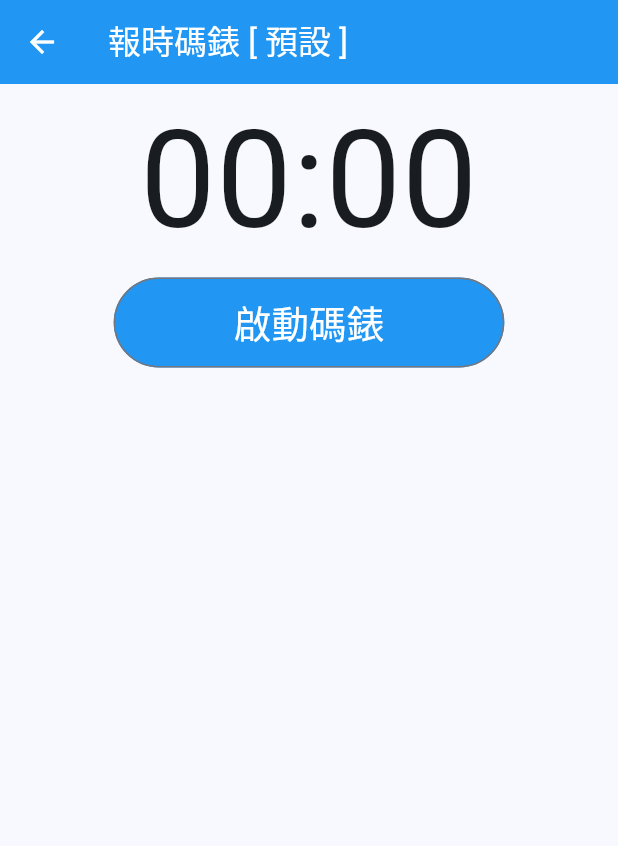
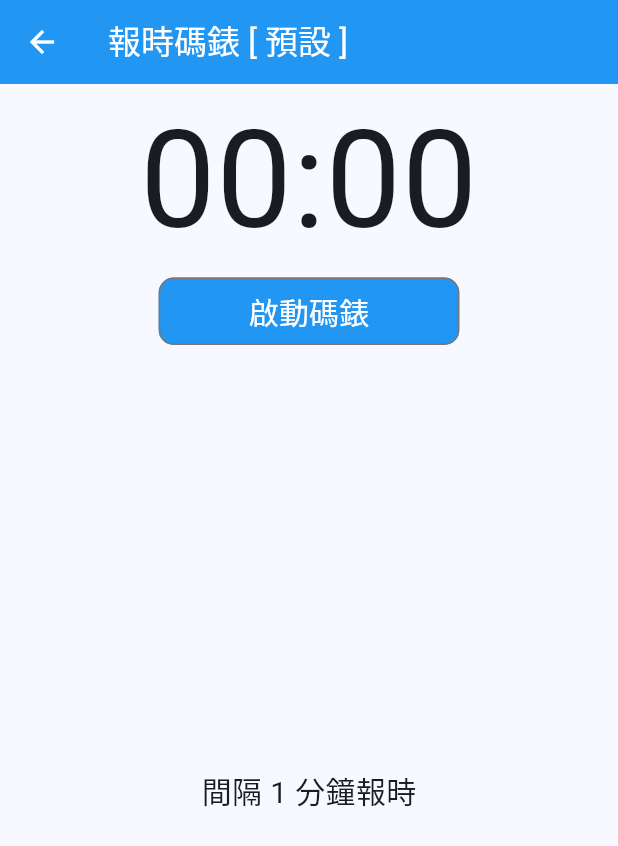
Before and after one commit to jimchen5342/stopwatch, a Flutter app: the screen it shows after launch, after a tap on "預設", on a phone screen of 412 x 824 dp. Shown: the top 846 px of the screen. Run offline on Flutter 3.47's test engine with Material 3 defaults, Android fonts, the phone set to English and light mode, and no system bars; our stand-ins replace flutter_tts, localstorage, package_info_plus; missing offline and left inert: flutter_background_service, flutter_background_service_android.

Commit message:
2025-06-12

```diff
--- a/lib/stopwatch/stopwatch.dart
+++ b/lib/stopwatch/stopwatch.dart
@@ -17,7 +17,7 @@ class _StopWatchState extends State<StopWatch> {
   final FlutterBackgroundService _service = FlutterBackgroundService();
   int _secondsElapsed = 0, frequency = 60, _nextTime = -1;
   bool _isRunning = false, begin = false, showButton = true;
-  dynamic setting;
+  dynamic json;
   List<String> recoders = [];
   var millSec = DateTime.now().millisecondsSinceEpoch ~/ 1000;
   String index = "-1";
@@ -43,35 +43,13 @@ class _StopWatchState extends State<StopWatch> {
     });
 
     WidgetsBinding.instance.addPostFrameCallback((_) async {
-      setting = ModalRoute.of(context)?.settings.arguments;
+      json = ModalRoute.of(context)?.settings.arguments;
       setState(() {});
-      // {key: 2, title: 超慢跑, interval: 1, interval1: 4, interval1Txt: 休息, interval2: 5, interval2Txt: 開始跑步}
-      print(setting);
 
-      // setting = {
-      //   "key": 2,
-      //   "title": "超慢跑",
-      //   "interval": 1,
-      //   "interval1": 2,
-      //   "interval1Txt": "休息",
-      //   "interval2": 1,
-      //   "interval2Txt": "開始跑步",
-      // };
-
-      if (setting is Map && setting.containsKey('interval')) {
-        frequency = setting["interval"] * 60;
+      if (json is Map && json.containsKey('interval')) {
+        frequency = json["interval"] * 60;
       }
-      if (setting is Map &&
-          setting.containsKey('interval1') &&
-          setting.containsKey('interval2')) {
-        if (setting["interval1"] is num &&
-            setting["interval2"] is num &&
-            setting["interval1"] > 0 &&
-            setting["interval2"] > 0) {
-          _nextTime = setting["interval1"] * 60;
-          index = "1";
-        }
-      }
+      calcNextTime();
     });
   }
 
@@ -89,9 +67,9 @@ class _StopWatchState extends State<StopWatch> {
       if (_secondsElapsed > 0 && _secondsElapsed % frequency == 0) {
         var s1 = "";
         if (_secondsElapsed >= _nextTime && _nextTime > -1) {
-          s1 = ", ${setting['interval${index}Txt']}";
+          s1 = ", ${json['interval${index}Txt']}";
           index = index == "1" ? "2" : "1";
-          _nextTime = (setting["interval$index"] * 60) + _secondsElapsed;
+          _nextTime = (json["interval$index"] * 60) + _secondsElapsed;
         }
         var str = formatTime(_secondsElapsed);
         speak("時間 $str$s1");
@@ -134,6 +112,19 @@ class _StopWatchState extends State<StopWatch> {
     });
   }
 
+  void calcNextTime() {
+    if (json is Map) {
+      if (json.containsKey('interval1') && json.containsKey('interval2')) {
+        if (json["interval1"] is num && json["interval2"] is num) {
+          if (json["interval1"] > 0 && json["interval2"] > 0) {
+            _nextTime = json["interval1"] * 60;
+            index = "1";
+          }
+        }
+      }
+    }
+  }
+
   // 啟動或停止服務的函數
   void _toggleService() async {
     setState(() {
@@ -147,6 +138,7 @@ class _StopWatchState extends State<StopWatch> {
       setState(() {
         _isRunning = false;
         _secondsElapsed = 0; // 根據需求決定是否重置
+        _nextTime = -1;
         speak("停止碼錶");
       });
     } else {
@@ -154,6 +146,7 @@ class _StopWatchState extends State<StopWatch> {
       recoders = [];
       setState(() {
         _isRunning = true;
+        calcNextTime();
         speak("啟動碼錶");
         // millSec = DateTime.now().millisecondsSinceEpoch ~/ 1000;
       });
@@ -221,7 +214,7 @@ class _StopWatchState extends State<StopWatch> {
         ),
         title: Text(
           // ignore: prefer_interpolation_to_compose_strings
-          "報時碼錶${setting != null ? ' [ ' + setting['title'] + ' ]' : ''}",
+          "報時碼錶${json != null ? ' [ ' + json['title'] + ' ]' : ''}",
           style: TextStyle(
             // fontSize: 40,
             color: Colors.white,
@@ -249,29 +242,68 @@ class _StopWatchState extends State<StopWatch> {
           // decoration: BoxDecoration(
           //   border: Border.all(color: Colors.blueAccent),
           // ),
-          height: 60,
-          child:
-              showButton == false
-                  ? null
-                  : OutlinedButton(
+          height: 45,
+          child: showButton == false ? null : _btn(),
+        ),
+        if (_isRunning && _nextTime > -1)
+          Container(
+            margin: const EdgeInsets.all(5.0),
+            child: Text(
+              "第 ${_nextTime ~/ 60} 分鐘，${json["interval${index}Txt"]}",
+              style: TextStyle(fontSize: 20, color: Colors.blue),
+            ),
+          ),
+        if (_isRunning) _list(),
+        if (!_isRunning) _content(),
+      ],
+    );
+  }
+
+  Widget _btn() {
+    return OutlinedButton(
       onPressed: _toggleService,
       style: OutlinedButton.styleFrom(
-                      padding: const EdgeInsets.symmetric(
-                        horizontal: 80,
-                        vertical: 0,
-                      ),
+        padding: const EdgeInsets.symmetric(horizontal: 60, vertical: 0),
         // textStyle: const TextStyle(fontSize: 16, color: Colors.white),
         foregroundColor: Colors.white,
         backgroundColor: _isRunning ? Colors.red : Colors.blue,
+        shape: RoundedRectangleBorder(
+          borderRadius: BorderRadius.circular(10.0),
+        ),
+        // side: BorderSide(width: 5, color: Colors.green),
       ),
       child: Text(
         _isRunning ? '停止碼錶' : '啟動碼錶',
-                      style: TextStyle(fontSize: 25, color: Colors.white),
+        style: TextStyle(fontSize: 20, color: Colors.white),
+      ),
+    );
+  }
+
+  Widget _content() {
+    String s1 = "";
+
+    if (json is Map) {
+      if (json.containsKey('interval')) {
+        s1 = '間隔 ${json['interval']} 分鐘報時';
+      }
+      if (json["interval1"] is num && json["interval1"] > 0) {
+        s1 += "\n運動 ${json["interval1"]} 分鐘"; // ，${json["interval1Txt"]}
+      }
+      if (json["interval2"] is num && json["interval2"] > 0) {
+        s1 += "\n休息 ${json["interval2"]} 分鐘"; // ，${json["interval2Txt"]}
+      }
+    }
+
+    return Expanded(
+      child: Center(
+        child: Text(
+          s1,
+          style: TextStyle(
+            fontSize: 20,
+            // color: Colors.white,
           ),
         ),
       ),
-        _list(),
-      ],
     );
   }
 
```
Also changed, not shown: lib/stopwatch/stopwatchEdit.dart (+14 -10 lines), lib/stopwatch/stopwatchList.dart (+21 -24 lines), 1 other file. Lines whose indentation alone changed are shown as unchanged.
